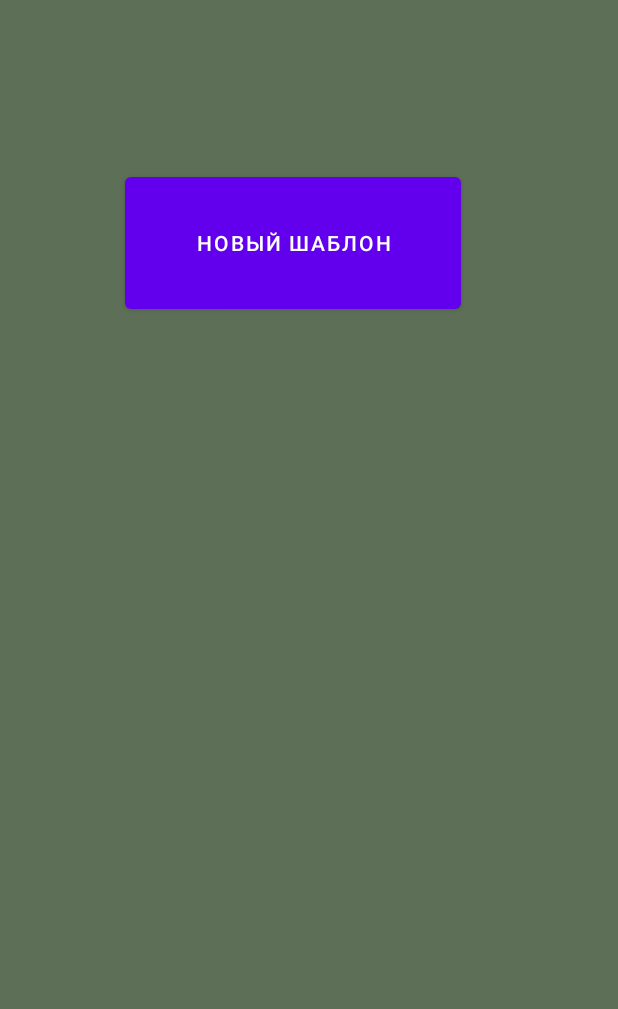
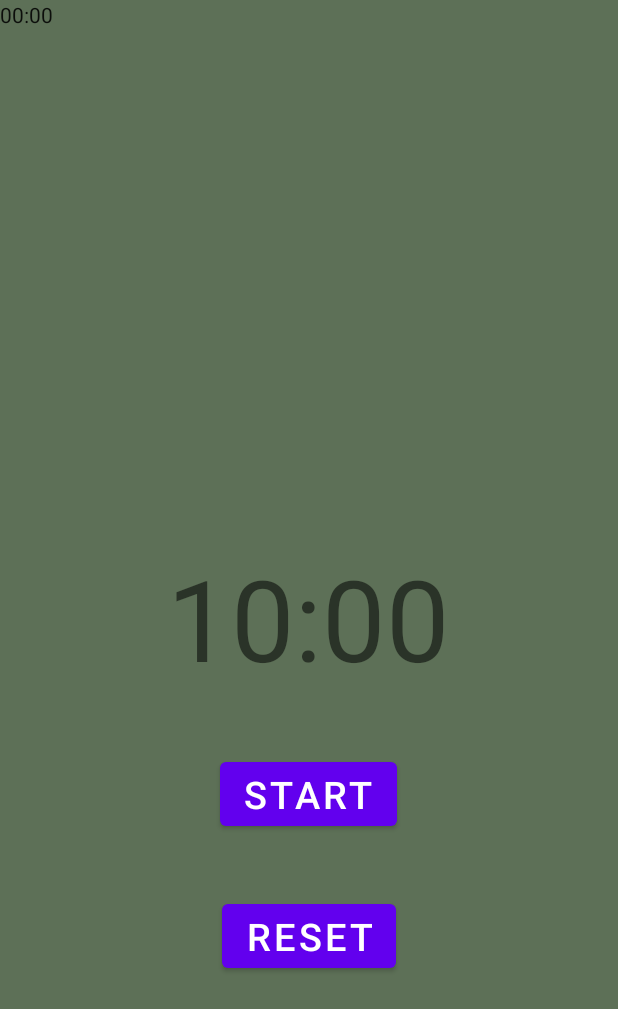
Before and after one commit to lidocaineoff/tp4, an Android app: the screen it shows after launch (Home_4 before the commit, Timer_6 after it), on a phone screen of 412 x 824 dp. Shown: the top 1009 px of the screen. Run offline under Robolectric (Android 15) with nearby library versions, the light colour scheme and no system bars.

Commit message:
I made a reverse timer for 10 minutes, with the ability to stop, start and reset back to 10 minutes

```diff
--- a/app/build.gradle
+++ b/app/build.gradle
@@ -23,8 +23,8 @@ android {
         }
     }
     compileOptions {
-        sourceCompatibility JavaVersion.VERSION_1_8
-        targetCompatibility JavaVersion.VERSION_1_8
+       // sourceCompatibility JavaVersion.VERSION_10
+        //targetCompatibility JavaVersion.VERSION_10
     }
 }
 
--- a/app/src/main/java/com/example/timelime/MainActivity.java
+++ b/app/src/main/java/com/example/timelime/MainActivity.java
@@ -18,8 +18,9 @@ public class MainActivity extends AppCompatActivity {
         // потом поменять в 22 строке Home_4.class на Avtorizacia_2.class
         new Handler().postDelayed(new Runnable() {
             @Override
+                    //поменяла на Timer_6
             public void run() {
-                Intent i = new Intent(MainActivity.this, Home_4.class);
+                Intent i = new Intent(MainActivity.this, Timer_6.class);
                 startActivity(i);
                 finish();
             }
--- a/app/src/main/java/com/example/timelime/NewShablon_5.java
+++ b/app/src/main/java/com/example/timelime/NewShablon_5.java
@@ -10,5 +10,7 @@ public class NewShablon_5 extends AppCompatActivity {
     protected void onCreate(Bundle savedInstanceState) {
         super.onCreate(savedInstanceState);
         setContentView(R.layout.activity_new_shablon5);
+
+
     }
 }
--- a/app/src/main/java/com/example/timelime/Timer_6.java
+++ b/app/src/main/java/com/example/timelime/Timer_6.java
@@ -3,12 +3,90 @@ package com.example.timelime;
 import androidx.appcompat.app.AppCompatActivity;
 
 import android.os.Bundle;
+import android.os.CountDownTimer;
+import android.view.View;
+import android.widget.Button;
+import android.widget.Chronometer;
+import android.widget.TextView;
+
+import java.util.Locale;
 
 public class Timer_6 extends AppCompatActivity {
 
-    @Override
+   // Button btn_Start;
+   // TextView timer_txt;
+
+     private static final long Start_time = 600000;
+     private  TextView view_cnt;
+     private Button btn_StartStop;
+    private Button btn_Reset;
+    private CountDownTimer mCountTimer;
+    private boolean TimerRun;
+    private long mTimerleft = Start_time;
     protected void onCreate(Bundle savedInstanceState) {
         super.onCreate(savedInstanceState);
         setContentView(R.layout.activity_timer6);
+        view_cnt = findViewById(R.id.view_cnt);
+        btn_StartStop = findViewById(R.id.btn_Start_Stop);
+        btn_Reset = findViewById(R.id.btn_Reset);
+
+
+        btn_StartStop.setOnClickListener(new View.OnClickListener() {
+            @Override
+            public void onClick(View view) {
+                if (TimerRun) {
+                    pauseTimer();
+                } else {
+                    startTimer();
+                }
+            }
+        });
+
+        btn_Reset.setOnClickListener(new View.OnClickListener() {
+            @Override
+            public void onClick(View view) {
+                resetTimer();
+            }
+        });
+        updatecount();
     }
+    private void startTimer(){
+        mCountTimer = new CountDownTimer(mTimerleft, 1000) {
+            @Override
+            public void onTick(long l) {
+                mTimerleft= l;
+                updatecount();
+            }
+
+            @Override
+            public void onFinish() {
+                TimerRun =  false;
+                btn_StartStop.setText("Start");
+                btn_StartStop.setVisibility(View.INVISIBLE);
+                btn_Reset.setVisibility(View.VISIBLE);
+            }
+        }.start();
+        TimerRun = true;
+        btn_StartStop.setText("pause");
+        btn_Reset.setVisibility(View.INVISIBLE);
+    }
+    private void pauseTimer(){
+        mCountTimer.cancel();
+        TimerRun = false;
+        btn_StartStop.setText("Start");
+        btn_Reset.setVisibility(View.VISIBLE);
+    };
+    private void resetTimer(){
+        mTimerleft = Start_time;
+        updatecount();
+        btn_Reset.setVisibility(View.INVISIBLE);
+        btn_StartStop.setVisibility(View.VISIBLE);
+    };
+    private void updatecount(){
+        int min = (int)(mTimerleft/1000)/60;
+        int sec = (int)(mTimerleft/1000)%60;
+        String timerFormet = String.format(Locale.getDefault(),"%02d:%02d",min,sec);
+        view_cnt.setText(timerFormet);
+    };
+
 }
--- a/app/src/main/res/layout/activity_timer6.xml
+++ b/app/src/main/res/layout/activity_timer6.xml
@@ -1,5 +1,5 @@
 <?xml version="1.0" encoding="utf-8"?>
-<androidx.constraintlayout.widget.ConstraintLayout xmlns:android="http://schemas.android.com/apk/res/android"
+<RelativeLayout xmlns:android="http://schemas.android.com/apk/res/android"
     xmlns:app="http://schemas.android.com/apk/res-auto"
     xmlns:tools="http://schemas.android.com/tools"
     android:layout_width="match_parent"
@@ -7,4 +7,46 @@
     android:background="@color/background"
     tools:context=".Timer_6">
 
-</androidx.constraintlayout.widget.ConstraintLayout>
+
+    <Chronometer
+        android:layout_width="wrap_content"
+        android:layout_height="wrap_content"
+        android:id="@+id/timer"
+        />
+    <TextView
+        android:id="@+id/view_cnt"
+        android:layout_width="wrap_content"
+        android:layout_height="wrap_content"
+        android:layout_centerHorizontal="true"
+        android:layout_centerVertical="true"
+        android:text="00:00"
+        android:textSize="75dp"
+        />
+
+    <Button
+        android:id="@+id/btn_Start_Stop"
+        android:layout_width="wrap_content"
+        android:layout_height="wrap_content"
+        android:layout_centerHorizontal="true"
+        android:text="Start"
+        android:layout_marginTop="40dp"
+        android:layout_below="@+id/view_cnt"
+        android:textSize="25dp"
+
+        />
+    <Button
+        android:id="@+id/btn_Reset"
+        android:layout_width="wrap_content"
+        android:layout_height="wrap_content"
+        android:layout_centerHorizontal="true"
+        android:text="Reset"
+        android:layout_marginTop="40dp"
+        android:layout_below="@+id/btn_Start_Stop"
+        android:textSize="25dp"
+
+        />
+
+
+
+
+</RelativeLayout>
```
